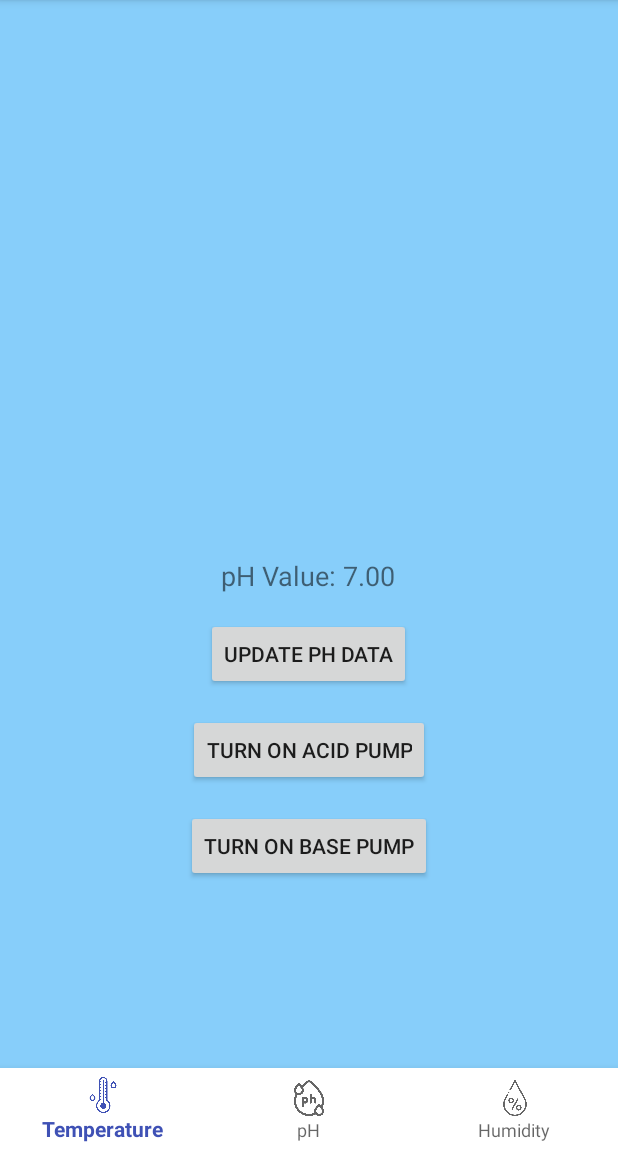
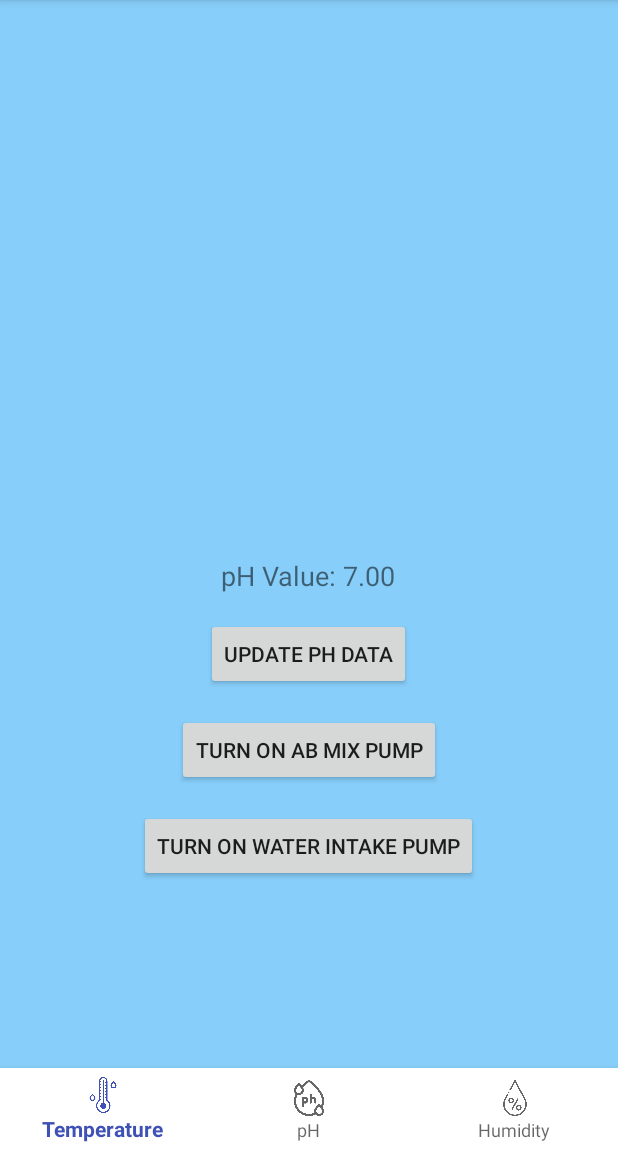
Before and after one commit to as13af/IoT-Based-Hydroponic-with-Blynk-API, an Android app built with Jetpack Compose: the PHActivity screen opened directly, with no data from a screen before it, after a tap on "UPDATE PH DATA", on a phone screen of 412 x 824 dp, the part 84-1236 px from its top. Run offline under Robolectric (Android 15) with nearby library versions, the phone set to English and light mode, and no system bars.

Commit message:
Updated Blynk API Url

```diff
--- a/HydroponicNewCelery/app/src/main/java/com/example/hydroponicnewcelery/PHActivity.java
+++ b/HydroponicNewCelery/app/src/main/java/com/example/hydroponicnewcelery/PHActivity.java
@@ -28,8 +28,8 @@ import okhttp3.Response;
 
 public class PHActivity extends AppCompatActivity {
 
-    private static final String BLYNK_API_BASE_URL = "http://blynk-cloud.com/";
-    private static final String AUTH_TOKEN = "Yv1okzVekidmclcQ0R0LwPnlK087P_TdD";
+    private static final String BLYNK_API_BASE_URL = "https://blynk.cloud/external/api/";
+    private static final String AUTH_TOKEN = "v1okzVekidmclcQ0R0LwPnlK087P_TdD";
     private static final int PH_VIRTUAL_PIN = 0; // Adjust with your Blynk pH virtual pin
     private static final int ACID_PUMP_VIRTUAL_PIN = 2; // Blynk virtual pin for Acid Pump
     private static final int BASE_PUMP_VIRTUAL_PIN = 3; // Blynk virtual pin for Base Pump
@@ -111,7 +111,7 @@ public class PHActivity extends AppCompatActivity {
     private void retrieveAndDisplayPhValue() {
         // Make a GET request to Blynk API to read the pH value
         OkHttpClient client = new OkHttpClient();
-        String apiUrl = BLYNK_API_BASE_URL + AUTH_TOKEN + "/get/V" + PH_VIRTUAL_PIN;
+        String apiUrl = BLYNK_API_BASE_URL + "get?token=" + AUTH_TOKEN + "&V" + PH_VIRTUAL_PIN;
         Request request = new Request.Builder().url(apiUrl).build();
 
         client.newCall(request).enqueue(new Callback() {
@@ -159,7 +159,7 @@ public class PHActivity extends AppCompatActivity {
 
     private void sendValueToBlynk(int virtualPin, String value) {
         OkHttpClient client = new OkHttpClient();
-        String apiUrl = BLYNK_API_BASE_URL + AUTH_TOKEN + "/update/V" + virtualPin + "?value=" + value;
+        String apiUrl = BLYNK_API_BASE_URL + "update?token=" + AUTH_TOKEN + "&V" + virtualPin + "=" + value;
         Request request = new Request.Builder().url(apiUrl).build();
 
         client.newCall(request).enqueue(new Callback() {
--- a/HydroponicNewCelery/app/src/main/res/values/strings.xml
+++ b/HydroponicNewCelery/app/src/main/res/values/strings.xml
@@ -42,8 +42,8 @@
 
 
 
-    <string name="turn_on_acid_pump">Turn On Acid Pump</string>
-    <string name="turn_on_base_pump">Turn On Base Pump</string>
+    <string name="turn_on_acid_pump">Turn On AB Mix Pump</string>
+    <string name="turn_on_base_pump">Turn On Water Intake Pump</string>
 
 
     <string name="button_update_temperature_status">Update Temperature Status</string>
```
Also changed, not shown: HydroponicNewCelery/app/src/main/java/com/example/hydroponicnewcelery/HumidityActivity.java (+4 -4 lines), HydroponicNewCelery/app/src/main/java/com/example/hydroponicnewcelery/TemperatureActivity.java (+4 -4 lines), HydroponicNewCelery/app/src/main/java/com/example/hydroponicnewcelery/TurbidityActivity.java (+4 -4 lines), HydroponicNewCelery/app/src/main/java/com/example/hydroponicnewcelery/UltrasonicActivity.java (+4 -4 lines).
